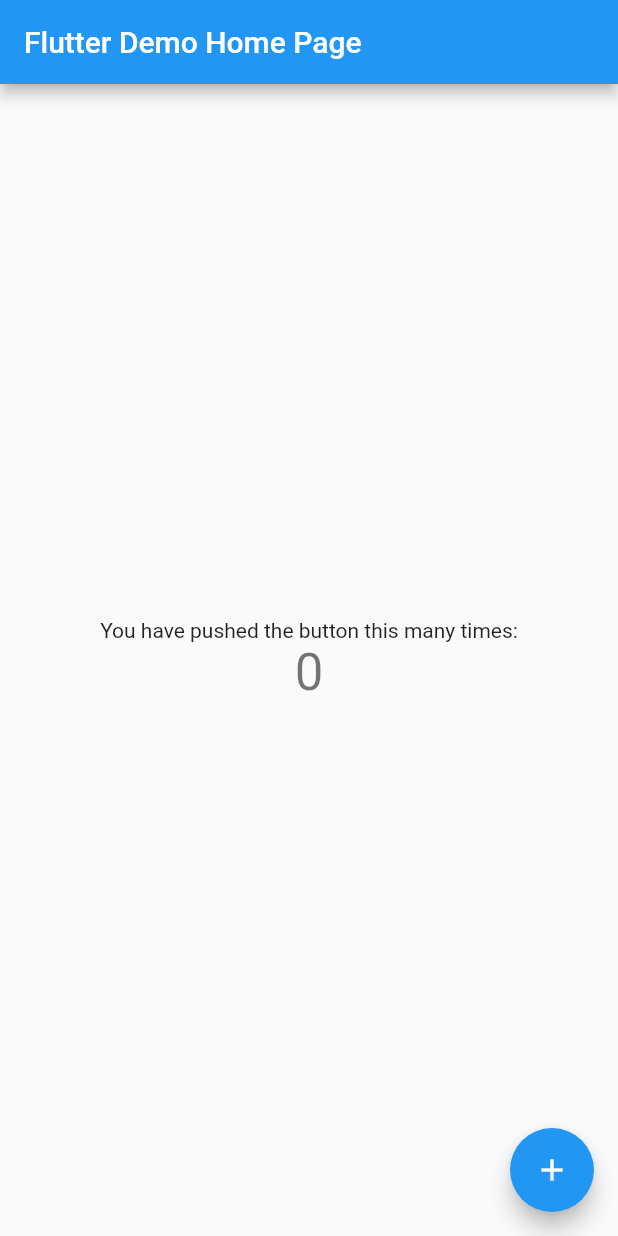
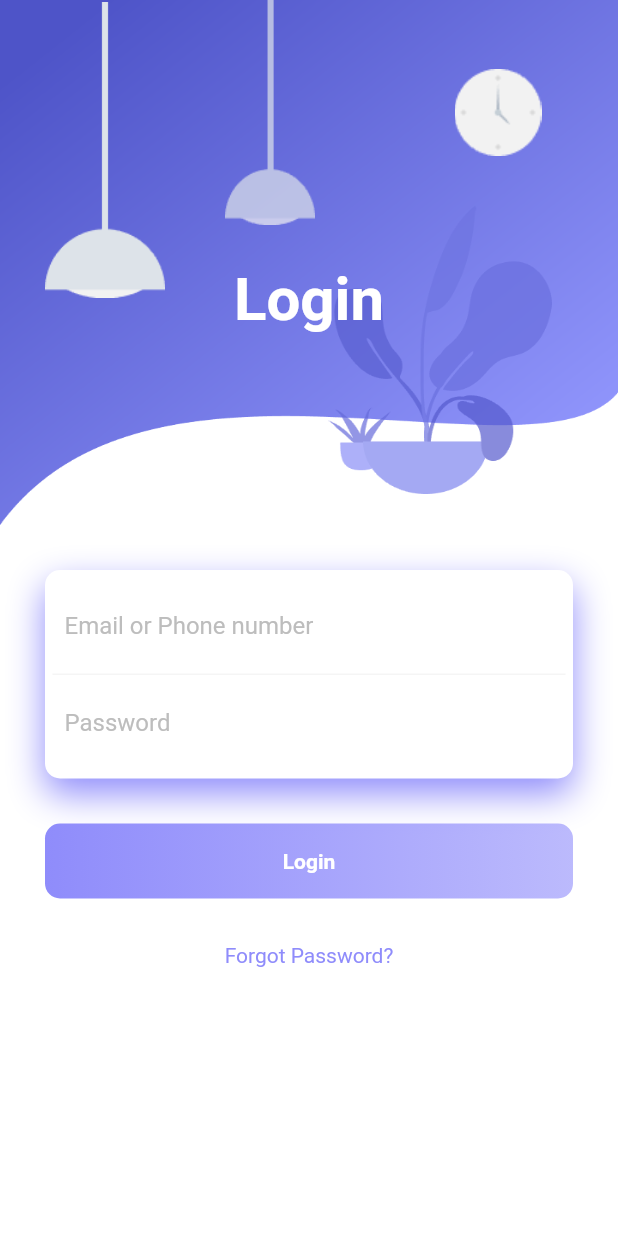
Before and after one commit to speauty/flutter_ui_examples, a Flutter app: the screen it shows after launch, on a phone screen of 412 x 824 dp. Run offline on Flutter 3.47's test engine with Material 2 defaults, Android fonts, the phone set to English and light mode, and no system bars; our stand-ins replace simple_animations.

Commit message:
feature: 完成登录UI;

```diff
--- /dev/null
+++ b/lib/common/animations/fade_animation.dart
@@ -0,0 +1,41 @@
+import 'package:flutter/material.dart';
+import 'package:simple_animations/animation_builder/play_animation_builder.dart';
+import 'package:simple_animations/movie_tween/movie_tween.dart';
+
+class FadeAnimation extends StatelessWidget {
+  const FadeAnimation({
+    super.key,
+    required this.delay,
+    required this.child,
+  });
+
+  final double delay;
+  final Widget child;
+
+  @override
+  Widget build(BuildContext context) {
+    final MovieTween tween = MovieTween()
+      ..scene(
+        begin: const Duration(milliseconds: 0),
+        end: const Duration(milliseconds: 500),
+      ).tween('opacity', Tween(begin: 0.0, end: 1.0))
+      ..scene(
+        begin: const Duration(milliseconds: 0),
+        end: const Duration(milliseconds: 500),
+        curve: Curves.easeOut,
+      ).tween('tranlateY', Tween(begin: -30.0, end: 0.0));
+    return PlayAnimationBuilder(
+      tween: tween,
+      delay: Duration(milliseconds: (delay * 500).round()),
+      duration: tween.duration,
+      child: child,
+      builder: (context, attrs, child) => Opacity(
+        opacity: attrs.get('opacity'),
+        child: Transform.translate(
+          offset: Offset(0.0, attrs.get('tranlateY')),
+          child: child,
+        ),
+      ),
+    );
+  }
+}
--- /dev/null
+++ b/lib/features/login/pages/login_page.dart
@@ -0,0 +1,191 @@
+import 'package:flutter/material.dart';
+import 'package:flutter_ui_examples/common/animations/fade_animation.dart';
+
+class LoginPage extends StatefulWidget {
+  const LoginPage({super.key});
+
+  @override
+  State<LoginPage> createState() => _LoginPageState();
+}
+
+class _LoginPageState extends State<LoginPage> {
+  @override
+  Widget build(BuildContext context) {
+    return Scaffold(
+      backgroundColor: Colors.white,
+      body: SafeArea(
+        child: SingleChildScrollView(
+          child: Column(
+            children: [
+              Container(
+                width: double.infinity,
+                height: 350,
+                decoration: const BoxDecoration(
+                  image: DecorationImage(
+                    image: AssetImage('assets/images/background.png'),
+                    fit: BoxFit.fill,
+                  ),
+                ),
+                child: Stack(
+                  children: [
+                    Positioned(
+                      left: 30,
+                      width: 80,
+                      height: 200,
+                      child: FadeAnimation(
+                        delay: 1.0,
+                        child: Container(
+                          decoration: const BoxDecoration(
+                            image: DecorationImage(
+                              image: AssetImage('assets/images/light-1.png'),
+                            ),
+                          ),
+                        ),
+                      ),
+                    ),
+                    Positioned(
+                      left: 140,
+                      width: 80,
+                      height: 150,
+                      child: FadeAnimation(
+                        delay: 1.3,
+                        child: Container(
+                          decoration: const BoxDecoration(
+                            image: DecorationImage(
+                              image: AssetImage('assets/images/light-2.png'),
+                            ),
+                          ),
+                        ),
+                      ),
+                    ),
+                    Positioned(
+                      right: 40,
+                      width: 80,
+                      height: 150,
+                      child: FadeAnimation(
+                        delay: 1.5,
+                        child: Container(
+                          decoration: const BoxDecoration(
+                            image: DecorationImage(
+                              image: AssetImage('assets/images/clock.png'),
+                            ),
+                          ),
+                        ),
+                      ),
+                    ),
+                    Positioned(
+                      child: FadeAnimation(
+                        delay: 1.6,
+                        child: Container(
+                          margin: const EdgeInsets.only(top: 50),
+                          child: const Center(
+                            child: Text(
+                              'Login',
+                              style: TextStyle(
+                                color: Colors.white,
+                                fontSize: 40,
+                                fontWeight: FontWeight.bold,
+                              ),
+                            ),
+                          ),
+                        ),
+                      ),
+                    ),
+                  ],
+                ),
+              ),
+              Padding(
+                padding: const EdgeInsets.all(30),
+                child: Column(
+                  children: [
+                    FadeAnimation(
+                      delay: 2,
+                      child: Container(
+                        padding: const EdgeInsets.all(5.0),
+                        decoration: BoxDecoration(
+                            color: Colors.white,
+                            borderRadius: BorderRadius.circular(10),
+                            boxShadow: const [
+                              BoxShadow(
+                                color: Color.fromRGBO(143, 140, 251, 1),
+                                blurRadius: 20.0,
+                                offset: Offset(0, 10),
+                              ),
+                            ]),
+                        child: Column(
+                          children: [
+                            Container(
+                              padding: const EdgeInsets.all(8.0),
+                              decoration: BoxDecoration(
+                                border: Border(
+                                    bottom: BorderSide(
+                                  color: Colors.grey[100]!,
+                                )),
+                              ),
+                              child: TextField(
+                                decoration: InputDecoration(
+                                  border: InputBorder.none,
+                                  hintText: "Email or Phone number",
+                                  hintStyle: TextStyle(color: Colors.grey[400]),
+                                ),
+                              ),
+                            ),
+                            Container(
+                              padding: const EdgeInsets.all(8.0),
+                              child: TextField(
+                                decoration: InputDecoration(
+                                  border: InputBorder.none,
+                                  hintText: "Password",
+                                  hintStyle: TextStyle(color: Colors.grey[400]),
+                                ),
+                              ),
+                            ),
+                          ],
+                        ),
+                      ),
+                    ),
+                    const SizedBox(height: 30),
+                    FadeAnimation(
+                      delay: 2.2,
+                      child: Container(
+                        height: 50,
+                        decoration: BoxDecoration(
+                          borderRadius: BorderRadius.circular(10.0),
+                          gradient: const LinearGradient(
+                            colors: [
+                              Color.fromRGBO(143, 140, 251, 1),
+                              Color.fromRGBO(143, 140, 251, .6),
+                            ],
+                          ),
+                        ),
+                        child: const Center(
+                          child: Text(
+                            'Login',
+                            style: TextStyle(
+                              color: Colors.white,
+                              fontWeight: FontWeight.bold,
+                            ),
+                          ),
+                        ),
+                      ),
+                    ),
+                    const SizedBox(height: 30),
+                    const FadeAnimation(
+                      delay: 2.3,
+                      child: Text(
+                        'Forgot Password?',
+                        style: TextStyle(
+                          color: Color.fromRGBO(143, 140, 251, 1),
+                        ),
+                      ),
+                    )
+                  ],
+                ),
+              ),
+            ],
+          ),
+        ),
+      ),
+    );
+  }
+}
--- a/lib/main.dart
+++ b/lib/main.dart
@@ -1,115 +1,9 @@
 import 'package:flutter/material.dart';
+import 'package:flutter_ui_examples/features/login/pages/login_page.dart';
 
-void main() {
-  runApp(const MyApp());
-}
-
-class MyApp extends StatelessWidget {
-  const MyApp({super.key});
-
-  // This widget is the root of your application.
-  @override
-  Widget build(BuildContext context) {
-    return MaterialApp(
-      title: 'Flutter Demo',
-      theme: ThemeData(
-        // This is the theme of your application.
-        //
-        // Try running your application with "flutter run". You'll see the
-        // application has a blue toolbar. Then, without quitting the app, try
-        // changing the primarySwatch below to Colors.green and then invoke
-        // "hot reload" (press "r" in the console where you ran "flutter run",
-        // or simply save your changes to "hot reload" in a Flutter IDE).
-        // Notice that the counter didn't reset back to zero; the application
-        // is not restarted.
-        primarySwatch: Colors.blue,
+void main() => runApp(
+      const MaterialApp(
+        debugShowCheckedModeBanner: false,
+        home: LoginPage(),
       ),
-      home: const MyHomePage(title: 'Flutter Demo Home Page'),
     );
-  }
-}
-
-class MyHomePage extends StatefulWidget {
-  const MyHomePage({super.key, required this.title});
-
-  // This widget is the home page of your application. It is stateful, meaning
-  // that it has a State object (defined below) that contains fields that affect
-  // how it looks.
-
-  // This class is the configuration for the state. It holds the values (in this
-  // case the title) provided by the parent (in this case the App widget) and
-  // used by the build method of the State. Fields in a Widget subclass are
-  // always marked "final".
-
-  final String title;
-
-  @override
-  State<MyHomePage> createState() => _MyHomePageState();
-}
-
-class _MyHomePageState extends State<MyHomePage> {
-  int _counter = 0;
-
-  void _incrementCounter() {
-    setState(() {
-      // This call to setState tells the Flutter framework that something has
-      // changed in this State, which causes it to rerun the build method below
-      // so that the display can reflect the updated values. If we changed
-      // _counter without calling setState(), then the build method would not be
-      // called again, and so nothing would appear to happen.
-      _counter++;
-    });
-  }
-
-  @override
-  Widget build(BuildContext context) {
-    // This method is rerun every time setState is called, for instance as done
-    // by the _incrementCounter method above.
-    //
-    // The Flutter framework has been optimized to make rerunning build methods
-    // fast, so that you can just rebuild anything that needs updating rather
-    // than having to individually change instances of widgets.
-    return Scaffold(
-      appBar: AppBar(
-        // Here we take the value from the MyHomePage object that was created by
-        // the App.build method, and use it to set our appbar title.
-        title: Text(widget.title),
-      ),
-      body: Center(
-        // Center is a layout widget. It takes a single child and positions it
-        // in the middle of the parent.
-        child: Column(
-          // Column is also a layout widget. It takes a list of children and
-          // arranges them vertically. By default, it sizes itself to fit its
-          // children horizontally, and tries to be as tall as its parent.
-          //
-          // Invoke "debug painting" (press "p" in the console, choose the
-          // "Toggle Debug Paint" action from the Flutter Inspector in Android
-          // Studio, or the "Toggle Debug Paint" command in Visual Studio Code)
-          // to see the wireframe for each widget.
-          //
-          // Column has various properties to control how it sizes itself and
-          // how it positions its children. Here we use mainAxisAlignment to
-          // center the children vertically; the main axis here is the vertical
-          // axis because Columns are vertical (the cross axis would be
-          // horizontal).
-          mainAxisAlignment: MainAxisAlignment.center,
-          children: <Widget>[
-            const Text(
-              'You have pushed the button this many times:',
-            ),
-            Text(
-              '$_counter',
-              style: Theme.of(context).textTheme.headline4,
-            ),
-          ],
-        ),
-      ),
-      floatingActionButton: FloatingActionButton(
-        onPressed: _incrementCounter,
-        tooltip: 'Increment',
-        child: const Icon(Icons.add),
-      ), // This trailing comma makes auto-formatting nicer for build methods.
-    );
-  }
-}
--- a/pubspec.yaml
+++ b/pubspec.yaml
@@ -32,6 +32,7 @@ dependencies:
   flutter:
     sdk: flutter
 
+  simple_animations: ^5.0.0+3
 
   # The following adds the Cupertino Icons font to your application.
   # Use with the CupertinoIcons class for iOS style icons.
@@ -60,8 +61,8 @@ flutter:
   uses-material-design: true
 
   # To add assets to your application, add an assets section, like this:
-  # assets:
-  #   - images/a_dot_burr.jpeg
+  assets:
+    - assets/images/
   #   - images/a_dot_ham.jpeg
 
   # An image asset can refer to one or more resolution-specific "variants", see
```
Also changed, not shown: assets/images/background.png (added), assets/images/clock.png (added), assets/images/light-1.png (added), assets/images/light-2.png (added), assets/ui/ui_login.jpg (added), pubspec.lock.
